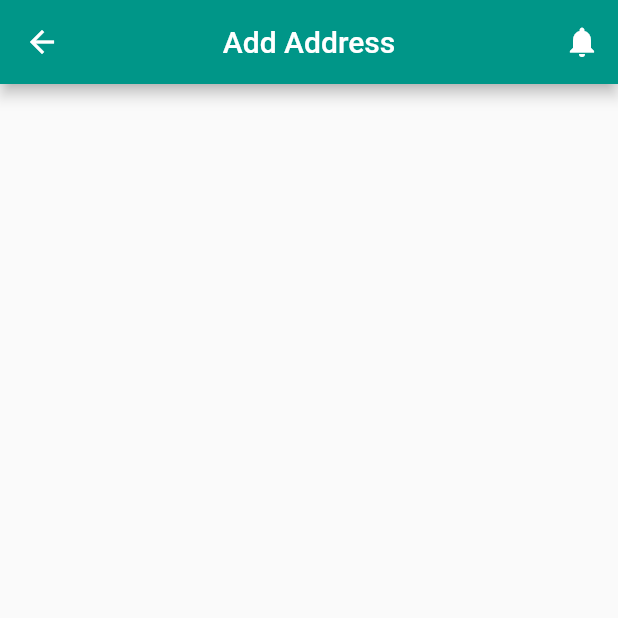
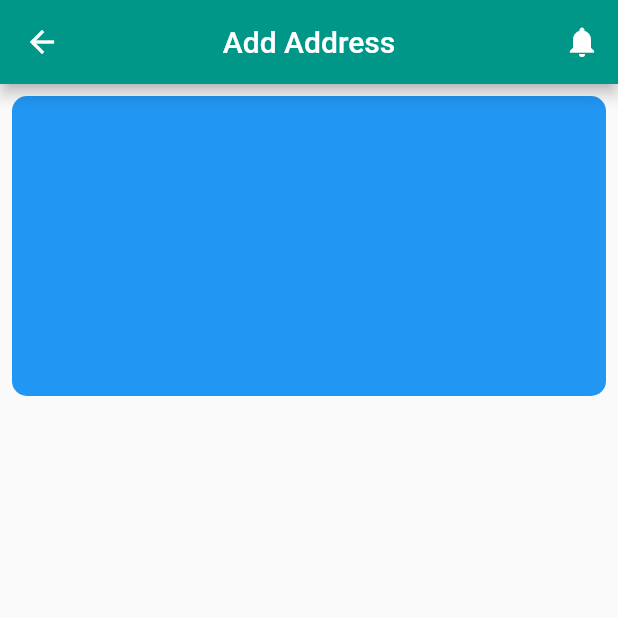
Before and after one commit to AbuNiaz/Food_service_ui_design, a Flutter app: the AdressHome screen opened directly, on a phone screen of 412 x 824 dp, the top half of it. Run offline on Flutter 3.47's test engine with Material 2 defaults, Android fonts, the phone set to English and light mode, and no system bars; missing offline and left inert: dart:ffi.

Commit message:
Update a_home.dart

```diff
--- a/food_sevice_ui/lib/adress_form/a_home.dart
+++ b/food_sevice_ui/lib/adress_form/a_home.dart
@@ -12,6 +12,22 @@ class AdressHome extends StatelessWidget {
           IconButton(onPressed: () {}, icon: const Icon(Icons.notifications))
         ],
       ),
+      body: ListView(
+        children: [
+          Column(
+            children: [
+              Container(
+                margin: const EdgeInsets.all(8),
+                height: 200,
+                width: double.infinity,
+                decoration: BoxDecoration(
+                    borderRadius: BorderRadius.circular(10),
+                    color: Colors.blue),
+              )
+            ],
+          )
+        ],
+      ),
     );
   }
 }
```
